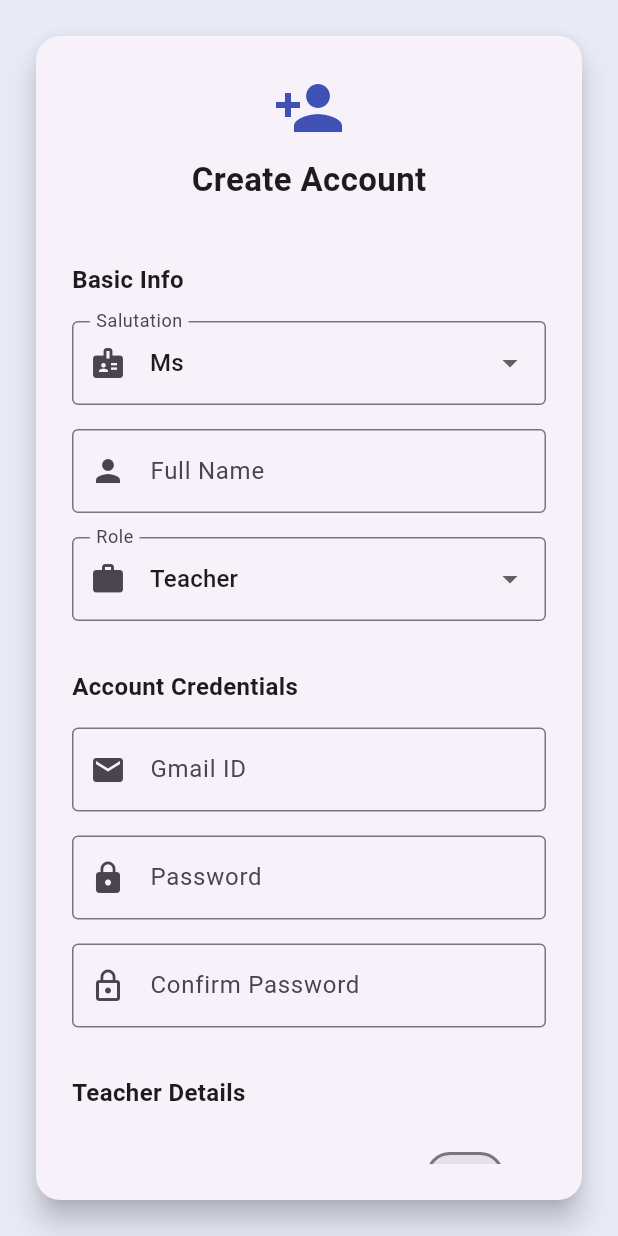
After one commit to Padmashri2004/edtech_offline_app, a Flutter app: the SignupScreen screen opened directly, on a phone screen of 412 x 824 dp. The commit adds this screen. Run offline on Flutter 3.47's test engine with Material 3 defaults, Android fonts, the phone set to English and light mode, and no system bars; our stand-ins replace file_picker, logger, pdf, printing, shared_preferences, sqflite; missing offline and left inert: flutter_gemma, pdf_text; accounts and stored records are empty.

Commit message:
auth: role-based login & signup (teacher/student/parent)

```diff
--- /dev/null
+++ b/lib/src/features/auth/data/auth_db.dart
@@ -0,0 +1,82 @@
+import 'package:sqflite/sqflite.dart';
+import 'package:path/path.dart';
+import 'user_model.dart';
+
+class AuthDB {
+  AuthDB._();
+  static final AuthDB instance = AuthDB._();
+
+  static Database? _db;
+
+  Future<Database> get database async {
+    if (_db != null) return _db!;
+    _db = await _initDB();
+    return _db!;
+  }
+
+  Future<Database> _initDB() async {
+    final path = join(await getDatabasesPath(), 'auth.db');
+    return openDatabase(
+      path,
+      version: 1,
+      onCreate: (db, _) async {
+        await db.execute('''
+          CREATE TABLE users (
+            id INTEGER PRIMARY KEY AUTOINCREMENT,
+            role TEXT,
+            salutation TEXT,
+            name TEXT,
+            email TEXT UNIQUE,
+            password TEXT,
+
+            studentClass TEXT,
+            studentSection TEXT,
+
+            classesHandled TEXT,
+            subjectsHandled TEXT,
+            isClassTeacher INTEGER,
+            classTeacherClass TEXT,
+            classTeacherSection TEXT,
+
+            children TEXT
+          )
+        ''');
+      },
+    );
+  }
+
+  // ---------- REGISTER ----------
+  Future<void> register(UserModel user) async {
+    final db = await database;
+    await db.insert(
+      'users',
+      user.toMap(),
+      conflictAlgorithm: ConflictAlgorithm.replace,
+    );
+  }
+
+  // ---------- LOGIN ----------
+  Future<UserModel?> login(String email, String password) async {
+    final db = await database;
+    final res = await db.query(
+      'users',
+      where: 'email = ? AND password = ?',
+      whereArgs: [email, password],
+    );
+
+    if (res.isEmpty) return null;
+    return UserModel.fromMap(res.first);
+  }
+
+  // ---------- RESET PASSWORD ----------
+  Future<bool> resetPassword(String email, String newPassword) async {
+    final db = await database;
+    final count = await db.update(
+      'users',
+      {'password': newPassword},
+      where: 'email = ?',
+      whereArgs: [email],
+    );
+    return count > 0;
+  }
+}
--- /dev/null
+++ b/lib/src/features/auth/data/user_model.dart
@@ -0,0 +1,103 @@
+class UserModel {
+  final int? id;
+  final String role;
+  final String salutation;
+  final String name;
+  final String email;
+  final String password;
+
+  // ---------- STUDENT ----------
+  final String? studentClass;
+  final String? studentSection;
+
+  // ---------- TEACHER ----------
+  final List<String>? classesHandled;
+  final List<String>? subjectsHandled;
+  final bool? isClassTeacher;
+  final String? classTeacherClass;
+  final String? classTeacherSection;
+
+  // ---------- PARENT ----------
+  final List<Map<String, String>>? children;
+
+  UserModel({
+    this.id,
+    required this.role,
+    required this.salutation,
+    required this.name,
+    required this.email,
+    required this.password,
+    this.studentClass,
+    this.studentSection,
+    this.classesHandled,
+    this.subjectsHandled,
+    this.isClassTeacher,
+    this.classTeacherClass,
+    this.classTeacherSection,
+    this.children,
+  });
+
+  Map<String, dynamic> toMap() {
+    return {
+      'id': id,
+      'role': role,
+      'salutation': salutation,
+      'name': name,
+      'email': email,
+      'password': password,
+
+      // stored as JSON / CSV
+      'studentClass': studentClass,
+      'studentSection': studentSection,
+      'classesHandled': classesHandled?.join(','),
+      'subjectsHandled': subjectsHandled?.join(','),
+      'isClassTeacher': isClassTeacher == true ? 1 : 0,
+      'classTeacherClass': classTeacherClass,
+      'classTeacherSection': classTeacherSection,
+      'children': children == null ? null : _encodeChildren(children!),
+    };
+  }
+
+  factory UserModel.fromMap(Map<String, dynamic> map) {
+    return UserModel(
+      id: map['id'],
+      role: map['role'],
+      salutation: map['salutation'],
+      name: map['name'],
+      email: map['email'],
+      password: map['password'],
+      studentClass: map['studentClass'],
+      studentSection: map['studentSection'],
+      classesHandled: map['classesHandled'] == null
+          ? null
+          : map['classesHandled'].toString().split(','),
+      subjectsHandled: map['subjectsHandled'] == null
+          ? null
+          : map['subjectsHandled'].toString().split(','),
+      isClassTeacher: map['isClassTeacher'] == 1,
+      classTeacherClass: map['classTeacherClass'],
+      classTeacherSection: map['classTeacherSection'],
+      children:
+          map['children'] == null ? null : _decodeChildren(map['children']),
+    );
+  }
+
+  static String _encodeChildren(List<Map<String, String>> children) {
+    return children
+        .map((c) =>
+            '${c['name']}|${c['class']}|${c['section']}|${c['studentEmail']}')
+        .join('~');
+  }
+
+  static List<Map<String, String>> _decodeChildren(String raw) {
+    return raw.split('~').map((e) {
+      final p = e.split('|');
+      return {
+        'name': p[0],
+        'class': p[1],
+        'section': p[2],
+        'studentEmail': p[3],
+      };
+    }).toList();
+  }
+}
--- a/lib/src/features/auth/presentation/login_screen.dart
+++ b/lib/src/features/auth/presentation/login_screen.dart
@@ -16,10 +16,13 @@ class _LoginScreenState extends State<LoginScreen> {
 
   void _login() {
     if (_formKey.currentState!.validate()) {
-      // Auth handled elsewhere
-      ScaffoldMessenger.of(context).showSnackBar(
-        const SnackBar(content: Text('Login successful')),
-      );
+      if (role == 'Parent') {
+        Navigator.pushReplacementNamed(context, '/parent-dashboard');
+      } else if (role == 'Student') {
+        Navigator.pushReplacementNamed(context, '/student-dashboard');
+      } else if (role == 'Teacher') {
+        Navigator.pushReplacementNamed(context, '/teacher-dashboard');
+      }
     }
   }
 
--- /dev/null
+++ b/lib/src/features/auth/presentation/signup_screen.dart
@@ -0,0 +1,399 @@
+import 'package:flutter/material.dart';
+import '../data/auth_db.dart';
+import '../data/user_model.dart';
+
+class SignupScreen extends StatefulWidget {
+  const SignupScreen({super.key});
+
+  @override
+  State<SignupScreen> createState() => _SignupScreenState();
+}
+
+class _SignupScreenState extends State<SignupScreen> {
+  final _formKey = GlobalKey<FormState>();
+
+  String role = 'Teacher';
+  String salutation = 'Ms';
+
+  final nameCtrl = TextEditingController();
+  final emailCtrl = TextEditingController();
+  final passCtrl = TextEditingController();
+  final confirmCtrl = TextEditingController();
+
+  // ---------- STUDENT ----------
+  String? studentClass;
+  String? studentSection;
+
+  // ---------- TEACHER ----------
+  bool handlesClasses = false;
+  bool handlesSubjects = false;
+  bool isClassTeacher = false;
+
+  String? classTeacherClass;
+  String? classTeacherSection;
+
+  final List<String> classList = [
+    'I',
+    'II',
+    'III',
+    'IV',
+    'V',
+    'VI',
+    'VII',
+    'VIII',
+    'IX',
+    'X',
+    'XI',
+    'XII'
+  ];
+  final List<String> sectionList = ['A', 'B', 'C', 'D'];
+  final List<String> subjectList = [
+    'Maths',
+    'Science',
+    'English',
+    'Social',
+    'Computer'
+  ];
+
+  final Set<String> selectedClasses = {};
+  final Set<String> selectedSubjects = {};
+
+  // ---------- PARENT ----------
+  final List<Map<String, TextEditingController>> children = [];
+
+  bool _validPassword(String v) {
+    return v.length >= 8 &&
+        RegExp(r'[A-Z]').hasMatch(v) &&
+        RegExp(r'[0-9]').hasMatch(v);
+  }
+
+  void _register() {
+    if (!_formKey.currentState!.validate()) return;
+
+    if (role == 'Teacher') {
+      if (handlesClasses && selectedClasses.isEmpty) {
+        _error('Select at least one class handled');
+        return;
+      }
+      if (handlesSubjects && selectedSubjects.isEmpty) {
+        _error('Select at least one subject handled');
+        return;
+      }
+      if (isClassTeacher &&
+          (classTeacherClass == null || classTeacherSection == null)) {
+        _error('Class teacher details required');
+        return;
+      }
+    }
+
+    if (role == 'Parent' && children.isEmpty) {
+      _error('Add at least one child');
+      return;
+    }
+
+    AuthDB.instance.register(
+      UserModel(
+        role: role,
+        salutation: salutation,
+        name: nameCtrl.text.trim(),
+        email: emailCtrl.text.trim(),
+        password: passCtrl.text.trim(),
+        studentClass: studentClass,
+        studentSection: studentSection,
+        classesHandled: selectedClasses.toList(),
+        subjectsHandled: selectedSubjects.toList(),
+        isClassTeacher: isClassTeacher,
+        classTeacherClass: classTeacherClass,
+        classTeacherSection: classTeacherSection,
+        children: children
+            .map((c) => {
+                  'name': c['name']!.text,
+                  'class': c['class']!.text,
+                  'section': c['section']!.text,
+                  'studentEmail': c['studentEmail']!.text,
+                })
+            .toList(),
+      ),
+    );
+
+    Navigator.pop(context);
+  }
+
+  void _error(String msg) {
+    ScaffoldMessenger.of(context).showSnackBar(SnackBar(content: Text(msg)));
+  }
+
+  @override
+  Widget build(BuildContext context) {
+    return Scaffold(
+      backgroundColor: Colors.indigo.shade50,
+      body: Center(
+        child: Card(
+          elevation: 8,
+          margin: const EdgeInsets.all(24),
+          shape:
+              RoundedRectangleBorder(borderRadius: BorderRadius.circular(16)),
+          child: Padding(
+            padding: const EdgeInsets.all(24),
+            child: Form(
+              key: _formKey,
+              child: SingleChildScrollView(
+                child: Column(
+                  crossAxisAlignment: CrossAxisAlignment.start,
+                  children: [
+                    Center(
+                      child: Column(
+                        children: const [
+                          Icon(Icons.person_add,
+                              size: 48, color: Colors.indigo),
+                          SizedBox(height: 8),
+                          Text(
+                            'Create Account',
+                            style: TextStyle(
+                                fontSize: 22, fontWeight: FontWeight.bold),
+                          ),
+                        ],
+                      ),
+                    ),
+                    const SizedBox(height: 24),
+                    _section('Basic Info'),
+                    _dropdown(
+                      value: salutation,
+                      label: 'Salutation',
+                      icon: Icons.badge,
+                      items: ['Ms', 'Mr', 'Mrs'],
+                      onChanged: (v) => setState(() => salutation = v!),
+                    ),
+                    _text(nameCtrl, 'Full Name', Icons.person,
+                        validator: (v) => v!.isEmpty ? 'Name required' : null),
+                    _dropdown(
+                      value: role,
+                      label: 'Role',
+                      icon: Icons.work,
+                      items: ['Teacher', 'Student', 'Parent'],
+                      onChanged: (v) => setState(() => role = v!),
+                    ),
+                    _section('Account Credentials'),
+                    _text(emailCtrl, 'Gmail ID', Icons.email,
+                        validator: (v) => v!.isEmpty ? 'Email required' : null),
+                    _text(passCtrl, 'Password', Icons.lock, obscure: true,
+                        validator: (v) {
+                      if (v!.isEmpty) return 'Password required';
+                      if (!_validPassword(v)) {
+                        return '8 chars, 1 capital, 1 number';
+                      }
+                      return null;
+                    }),
+                    _text(confirmCtrl, 'Confirm Password', Icons.lock_outline,
+                        obscure: true,
+                        validator: (v) => v != passCtrl.text
+                            ? 'Passwords do not match'
+                            : null),
+                    if (role == 'Student') ...[
+                      _section('Student Details'),
+                      _dropdown(
+                        value: studentClass,
+                        label: 'Class',
+                        icon: Icons.school,
+                        items: classList,
+                        validator: (v) => v == null ? 'Select class' : null,
+                        onChanged: (v) => setState(() => studentClass = v),
+                      ),
+                      _dropdown(
+                        value: studentSection,
+                        label: 'Section',
+                        icon: Icons.group,
+                        items: sectionList,
+                        validator: (v) => v == null ? 'Select section' : null,
+                        onChanged: (v) => setState(() => studentSection = v),
+                      ),
+                    ],
+                    if (role == 'Teacher') ...[
+                      _section('Teacher Details'),
+                      SwitchListTile(
+                        title: const Text('Handles Classes'),
+                        value: handlesClasses,
+                        onChanged: (v) => setState(() => handlesClasses = v),
+                      ),
+                      if (handlesClasses)
+                        _multiSelect(
+                          'Select Class',
+                          classList,
+                          selectedClasses,
+                        ),
+                      SwitchListTile(
+                        title: const Text('Handles Subjects'),
+                        value: handlesSubjects,
+                        onChanged: (v) => setState(() => handlesSubjects = v),
+                      ),
+                      if (handlesSubjects)
+                        _multiSelect(
+                          'Select Subject',
+                          subjectList,
+                          selectedSubjects,
+                        ),
+                      SwitchListTile(
+                        title: const Text('Class Teacher'),
+                        value: isClassTeacher,
+                        onChanged: (v) => setState(() => isClassTeacher = v),
+                      ),
+                      if (isClassTeacher) ...[
+                        _dropdown(
+                          value: classTeacherClass,
+                          label: 'Class',
+                          icon: Icons.school,
+                          items: classList,
+                          validator: (v) => v == null ? 'Required' : null,
+                          onChanged: (v) =>
+                              setState(() => classTeacherClass = v),
+                        ),
+                        _dropdown(
+                          value: classTeacherSection,
+                          label: 'Section',
+                          icon: Icons.group,
+                          items: sectionList,
+                          validator: (v) => v == null ? 'Required' : null,
+                          onChanged: (v) =>
+                              setState(() => classTeacherSection = v),
+                        ),
+                      ],
+                    ],
+                    if (role == 'Parent') ...[
+                      _section('Children Details'),
+                      ElevatedButton.icon(
+                        onPressed: () {
+                          setState(() {
+                            children.add({
+                              'name': TextEditingController(),
+                              'class': TextEditingController(),
+                              'section': TextEditingController(),
+                              'studentEmail': TextEditingController(),
+                            });
+                          });
+                        },
+                        icon: const Icon(Icons.add),
+                        label: const Text('Add Child'),
+                      ),
+                      ...children.map((c) => Card(
+                            margin: const EdgeInsets.only(top: 12),
+                            child: Padding(
+                              padding: const EdgeInsets.all(12),
+                              child: Column(
+                                children: [
+                                  _text(
+                                      c['name']!, 'Student Name', Icons.person,
+                                      validator: (v) =>
+                                          v!.isEmpty ? 'Required' : null),
+                                  _text(c['class']!, 'Class', Icons.school),
+                                  _text(c['section']!, 'Section', Icons.group),
+                                  _text(
+                                      c['studentEmail']!,
+                                      'Student Gmail / Profile ID',
+                                      Icons.email),
+                                ],
+                              ),
+                            ),
+                          )),
+                    ],
+                    const SizedBox(height: 24),
+                    SizedBox(
+                      width: double.infinity,
+                      child: ElevatedButton(
+                        onPressed: _register,
+                        style: ElevatedButton.styleFrom(
+                          padding: const EdgeInsets.all(14),
+                          shape: RoundedRectangleBorder(
+                              borderRadius: BorderRadius.circular(10)),
+                        ),
+                        child: const Text('Register'),
+                      ),
+                    ),
+                  ],
+                ),
+              ),
+            ),
+          ),
+        ),
+      ),
+    );
+  }
+
+  Widget _section(String title) => Padding(
+        padding: const EdgeInsets.symmetric(vertical: 16),
+        child: Text(title,
+            style: const TextStyle(fontWeight: FontWeight.bold, fontSize: 16)),
+      );
+
+  Widget _text(TextEditingController c, String label, IconData icon,
+      {bool obscure = false, String? Function(String?)? validator}) {
+    return Padding(
+      padding: const EdgeInsets.only(bottom: 16),
+      child: TextFormField(
+        controller: c,
+        obscureText: obscure,
+        validator: validator,
+        decoration: InputDecoration(
+          labelText: label,
+          prefixIcon: Icon(icon),
+          border: const OutlineInputBorder(),
+        ),
+      ),
+    );
+  }
+
+  Widget _dropdown({
+    String? value,
+    required String label,
+    required IconData icon,
+    required List<String> items,
+    required void Function(String?) onChanged,
+    String? Function(String?)? validator,
+  }) {
+    return Padding(
+      padding: const EdgeInsets.only(bottom: 16),
+      child: DropdownButtonFormField<String>(
+        value: value,
+        validator: validator,
+        items: items
+            .map((e) => DropdownMenuItem(value: e, child: Text(e)))
+            .toList(),
+        onChanged: onChanged,
+        decoration: InputDecoration(
+          labelText: label,
+          prefixIcon: Icon(icon),
+          border: const OutlineInputBorder(),
+        ),
+      ),
+    );
+  }
+
+  Widget _multiSelect(String label, List<String> list, Set<String> selected) {
+    return Column(
+      crossAxisAlignment: CrossAxisAlignment.start,
+      children: [
+        DropdownButtonFormField<String>(
+          decoration: InputDecoration(
+            labelText: label,
+            border: const OutlineInputBorder(),
+          ),
+          items: list
+              .map((e) => DropdownMenuItem(value: e, child: Text(e)))
+              .toList(),
+          onChanged: (v) {
+            if (v != null) setState(() => selected.add(v));
+          },
+        ),
+        Wrap(
+          spacing: 8,
+          children: selected
+              .map((e) => Chip(
+                    label: Text(e),
+                    onDeleted: () => setState(() => selected.remove(e)),
+                  ))
+              .toList(),
+        ),
+        const SizedBox(height: 12),
+      ],
+    );
+  }
+}
```
Also changed, not shown: lib/src/features/auth/presentation/forgot_password_screen.dart (added, +136 -0 lines).
